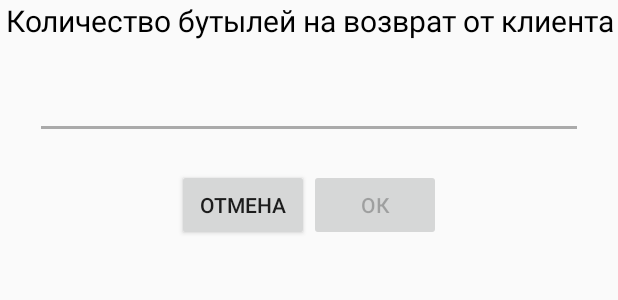
After one commit to QualitySolution/VodovozDriverAndroid, an Android app: the layout bottles_dialog.xml on its own in the app's theme, with its tools: preview values and no code run, on a phone screen of 412 x 824 dp. The commit adds this screen. Shown: the top 300 px of the screen. Run offline under Robolectric (Android 15) with nearby library versions, the phone set to English and light mode, and no system bars.

Commit message:
Added bottles return dlg

```diff
--- a/app/src/main/AndroidManifest.xml
+++ b/app/src/main/AndroidManifest.xml
@@ -1,7 +1,7 @@
 <?xml version="1.0" encoding="utf-8"?>
 <manifest xmlns:android="http://schemas.android.com/apk/res/android"
     android:versionName="1.0.0"
-    android:versionCode="1"
+    android:versionCode="2"
     package="ru.qsolution.vodovoz.driver">
 
 
--- a/app/src/main/java/ru/qsolution/vodovoz/driver/AsyncTasks/ChangeOrderStatusTask.java
+++ b/app/src/main/java/ru/qsolution/vodovoz/driver/AsyncTasks/ChangeOrderStatusTask.java
@@ -53,6 +53,8 @@ public class ChangeOrderStatusTask extends AsyncTask<String, Void, AsyncTaskResu
         request.addProperty(NetworkWorker.FIELD_AUTH_KEY, args[0]);
         request.addProperty(NetworkWorker.FIELD_ORDER_ID, Integer.parseInt(args[1]));
         request.addProperty(NetworkWorker.FIELD_STATUS, args[2]);
+        if (args.length > 3)
+            request.addProperty(NetworkWorker.FIELD_BOTTLES_RETURNED, Integer.parseInt(args[3]));
 
         SoapSerializationEnvelope envelope = NetworkWorker.CreateEnvelope(request);
 
--- a/app/src/main/java/ru/qsolution/vodovoz/driver/Workers/NetworkWorker.java
+++ b/app/src/main/java/ru/qsolution/vodovoz/driver/Workers/NetworkWorker.java
@@ -28,6 +28,7 @@ public class NetworkWorker {
     public static final String FIELD_AUTH_KEY = "authKey";
     public static final String FIELD_ORDER_ID = "orderId";
     public static final String FIELD_STATUS = "status";
+    public static final String FIELD_BOTTLES_RETURNED = "bottlesReturned";
     public static final String FIELD_VERSION_CODE = "versionCode";
     public static final String FIELD_ROUTE_LIST_ID = "routeListId";
     public static final String FIELD_LOGIN = "login";
--- /dev/null
+++ b/app/src/main/res/layout/bottles_dialog.xml
@@ -0,0 +1,43 @@
+<?xml version="1.0" encoding="utf-8"?>
+<LinearLayout xmlns:android="http://schemas.android.com/apk/res/android"
+    android:layout_width="wrap_content"
+    android:layout_height="wrap_content"
+    android:layout_gravity="center_horizontal"
+    android:gravity="center_horizontal"
+    android:orientation="vertical">
+
+    <TextView
+        android:layout_width="wrap_content"
+        android:layout_height="wrap_content"
+        android:gravity="center"
+        android:text="@string/bottles_return"
+        android:textColor="#000000"
+        android:textSize="20sp" />
+
+    <EditText
+        android:id="@+id/bottlesNumber"
+        android:layout_width="match_parent"
+        android:layout_height="wrap_content"
+        android:layout_margin="20dp"
+        android:inputType="number" />
+
+    <LinearLayout
+        android:layout_width="wrap_content"
+        android:layout_height="match_parent"
+        android:orientation="horizontal">
+
+        <Button
+            android:id="@+id/dialogButtonCancel"
+            android:layout_width="wrap_content"
+            android:layout_height="wrap_content"
+            android:text="@string/cancel" />
+
+        <Button
+            android:id="@+id/dialogButtonOK"
+            android:layout_width="wrap_content"
+            android:layout_height="wrap_content"
+            android:enabled="false"
+            android:text="@string/confirm" />
+
+    </LinearLayout>
+</LinearLayout>
--- a/app/src/main/res/values/strings.xml
+++ b/app/src/main/res/values/strings.xml
@@ -4,8 +4,11 @@
     <string name="login">Войти</string>
     <string name="login_hint">Логин</string>
     <string name="password_hint">Пароль</string>
+    <string name="cancel">Отмена</string>
+    <string name="confirm">Ок</string>
     <string name="authorization_failed">Ошибка авторизации</string>
     <string name="orders_activity_title">Список заказов</string>
+    <string name="bottles_return">Количество бутылей на возврат от клиента</string>
 
     <string name="route_lists_activity_title">Список маршрутных листов</string>
     <string name="get_route">Построить маршрут</string>
```
Also changed, not shown: app/src/main/java/ru/qsolution/vodovoz/driver/OrderInfoFragmentActivity.java (+72 -4 lines).
